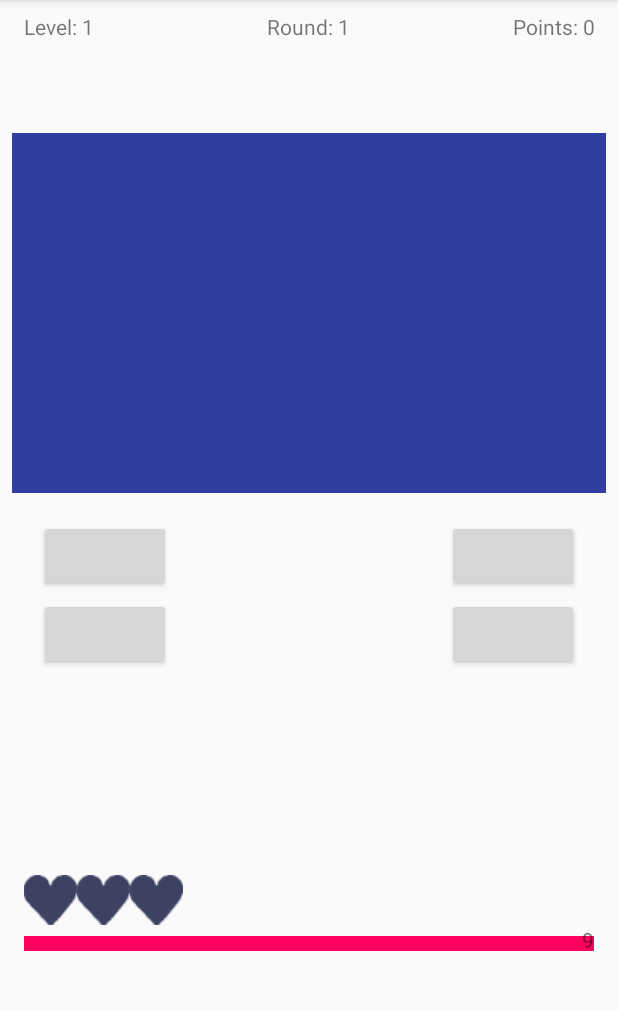
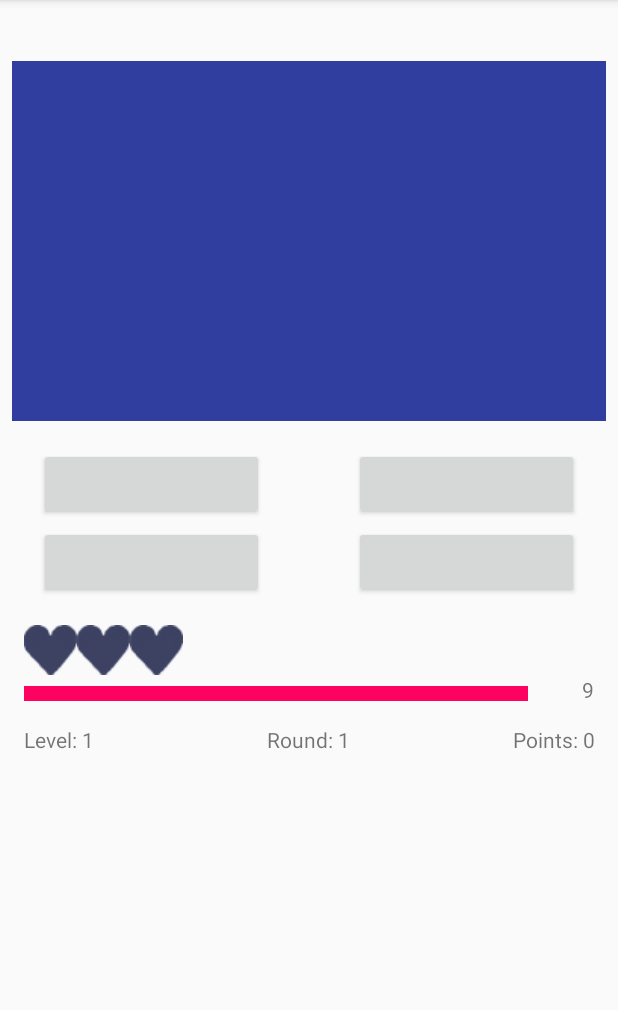
Before and after one commit to kathrin77/QuickPic, an Android app: the QuizActivity screen opened directly, with no data from a screen before it, on a phone screen of 412 x 824 dp, the part 84-1094 px from its top. Run offline under Robolectric (Android 15) with nearby library versions, the phone set to English and light mode, and no system bars; 13 statements that could not run were skipped.

Commit message:
Balken an alle Displays angepasst, Scrollbar, wrong answer lauter

```diff
--- a/app/src/main/java/com/example/quickpic/QuizActivity.java
+++ b/app/src/main/java/com/example/quickpic/QuizActivity.java
@@ -8,6 +8,7 @@ import android.os.CountDownTimer;
 import android.os.Handler;
 import android.support.v7.app.AppCompatActivity;
 import android.os.Bundle;
+import android.util.DisplayMetrics;
 import android.util.Log;
 import android.view.Gravity;
 import android.view.View;
@@ -75,13 +76,18 @@ public class QuizActivity extends AppCompatActivity {
         falseSound = player.load(this, R.raw.wrong_answer, 1);
 
         timeout = 10500;
-        screenSizer = 12;
+        DisplayMetrics displaymetrics = new DisplayMetrics();
+        getWindowManager().getDefaultDisplay().getMetrics(displaymetrics);
+        int height = displaymetrics.heightPixels;
+        int width = displaymetrics.widthPixels;
+        screenSizer = (width/11);
         barTime = (FrameLayout) findViewById(R.id.barTime);
+        Log.d("screensizer","screensizer" + screenSizer);
         //screenDensity = getResources().getDisplayMetrics().density;
         //Log.d("Quickpic","screenDensity "+ screenDensity); //= 3.0
         lpTime = barTime.getLayoutParams();
         //lpTime.width = Math.round(screenDensity * (timeout/30));
-        lpTime.width = (timeout/screenSizer);
+        lpTime.width = ((timeout/1000)*screenSizer);
         Log.d("Quickpic","lpTime.width initial "+lpTime.width);
 
         btn1 = (Button) findViewById(R.id.btn1);
@@ -278,7 +284,7 @@ public class QuizActivity extends AppCompatActivity {
 
             public void onTick(long millisUntilFinished) {
                 tvTime.setText(millisUntilFinished / 1000 + "");
-                lpTime.width = (int) (millisUntilFinished/screenSizer);
+                lpTime.width = (int) (millisUntilFinished/1000)*screenSizer;
             }
 
             public void onFinish() {
--- a/app/src/main/res/layout/activity_quiz.xml
+++ b/app/src/main/res/layout/activity_quiz.xml
@@ -5,6 +5,14 @@
     android:layout_width="match_parent"
     android:layout_height="match_parent"
     tools:context="com.example.quickpic.QuizActivity">
+
+    <ScrollView
+        android:layout_width="match_parent"
+        android:layout_height="match_parent">
+
+        <android.support.constraint.ConstraintLayout
+            android:layout_width="match_parent"
+            android:layout_height="match_parent">
 
             <FrameLayout
                 android:id="@+id/LevelRoundPoints"
@@ -14,8 +22,9 @@
                 android:layout_marginStart="16dp"
                 android:layout_marginTop="8dp"
                 app:layout_constraintEnd_toEndOf="parent"
+                app:layout_constraintHorizontal_bias="0.0"
                 app:layout_constraintStart_toStartOf="parent"
-        app:layout_constraintTop_toTopOf="parent">
+                app:layout_constraintTop_toBottomOf="@+id/LiveClock">
 
                 <TextView
                     android:id="@+id/tvRound"
@@ -51,8 +60,9 @@
                 android:layout_marginStart="16dp"
                 android:layout_marginTop="8dp"
                 app:layout_constraintEnd_toEndOf="parent"
+                app:layout_constraintHorizontal_bias="0.0"
                 app:layout_constraintStart_toStartOf="parent"
-        app:layout_constraintTop_toBottomOf="@+id/LevelRoundPoints">
+                app:layout_constraintTop_toTopOf="parent">
 
                 <TextView
                     android:id="@+id/tvQuestion"
@@ -98,7 +108,7 @@
 
                 <Button
                     android:id="@+id/btn4"
-            android:layout_width="wrap_content"
+                    android:layout_width="150dp"
                     android:layout_height="wrap_content"
                     android:layout_gravity="bottom|right"
                     android:layout_margin="10dp"
@@ -110,7 +120,7 @@
 
                 <Button
                     android:id="@+id/btn2"
-            android:layout_width="wrap_content"
+                    android:layout_width="150dp"
                     android:layout_height="wrap_content"
                     android:layout_gravity="top|right"
                     android:layout_margin="10dp"
@@ -122,7 +132,7 @@
 
                 <Button
                     android:id="@+id/btn3"
-            android:layout_width="wrap_content"
+                    android:layout_width="150dp"
                     android:layout_height="wrap_content"
                     android:layout_gravity="bottom|left"
                     android:layout_margin="10dp"
@@ -135,7 +145,7 @@
                 <Button
                     android:id="@+id/btn1"
                     style="@style/Widget.AppCompat.Button"
-            android:layout_width="wrap_content"
+                    android:layout_width="150dp"
                     android:layout_height="wrap_content"
                     android:layout_gravity="top|left"
                     android:layout_margin="10dp"
@@ -151,13 +161,12 @@
                 android:id="@+id/LiveClock"
                 android:layout_width="0dp"
                 android:layout_height="wrap_content"
-        android:layout_marginBottom="8dp"
                 android:layout_marginEnd="16dp"
                 android:layout_marginStart="16dp"
                 android:layout_marginTop="8dp"
                 android:orientation="vertical"
-        app:layout_constraintBottom_toBottomOf="parent"
                 app:layout_constraintEnd_toEndOf="parent"
+                app:layout_constraintHorizontal_bias="0.0"
                 app:layout_constraintStart_toStartOf="parent"
                 app:layout_constraintTop_toBottomOf="@+id/btnLayout">
 
@@ -194,3 +203,5 @@
             </LinearLayout>
 
         </android.support.constraint.ConstraintLayout>
+    </ScrollView>
+</android.support.constraint.ConstraintLayout>
```
Also changed, not shown: 1 other file. Lines whose indentation alone changed are shown as unchanged.
